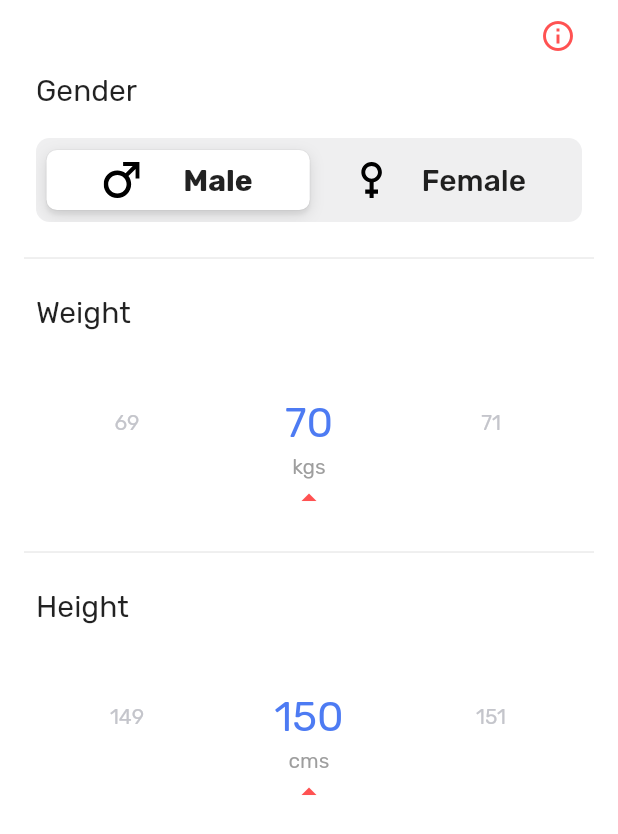
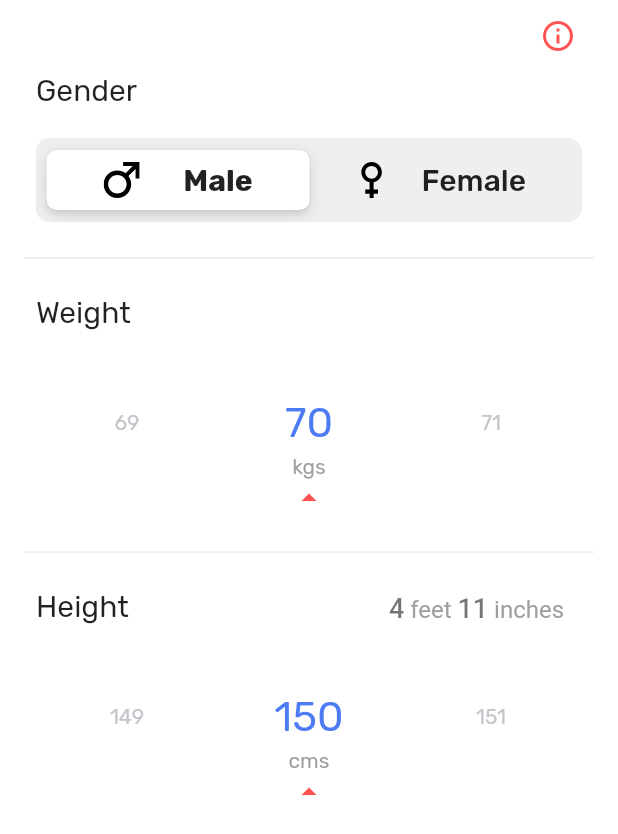
Before and after one commit to deepu513/greycells, a Flutter app: the HealthDetailsInputPage widget shown alone on an empty page, opened directly, on a phone screen of 412 x 824 dp. Shown: the top 834 px of the screen. Run offline on Flutter 3.47's test engine with Material 2 defaults, Android fonts, the phone set to English and light mode, and no system bars; our stand-ins replace bloc, equatable, file_picker, flutter_bloc, flutter_svg, shared_preferences; accounts and stored records are empty; generated files the repository leaves out were written again.

Commit message:
Added logic to convert cm to feet inches

```diff
--- a/lib/view/pages/health_details_input_page.dart
+++ b/lib/view/pages/health_details_input_page.dart
@@ -1,11 +1,25 @@
 import 'package:flutter/cupertino.dart';
 import 'package:flutter/material.dart';
 import 'package:flutter_svg/flutter_svg.dart';
-import 'package:mental_health/constants/strings.dart';
 import 'package:mental_health/view/widgets/height_card.dart';
 import 'package:mental_health/view/widgets/weight_card.dart';
 
-class HealthDetailsInputPage extends StatelessWidget {
+class HealthDetailsInputPage extends StatefulWidget {
+  final int initialHeight = 150;
+
+  @override
+  _HealthDetailsInputPageState createState() => _HealthDetailsInputPageState();
+}
+
+class _HealthDetailsInputPageState extends State<HealthDetailsInputPage> {
+  int selectedHeight;
+
+  @override
+  void initState() {
+    super.initState();
+    selectedHeight = widget.initialHeight;
+  }
+
   @override
   Widget build(BuildContext context) {
     return Padding(
@@ -59,16 +73,67 @@ class HealthDetailsInputPage extends StatelessWidget {
             height: 16.0,
           ),
           Padding(
-              padding: const EdgeInsets.symmetric(horizontal: 8.0),
-              child: Text("Height",
-                  style:
-                  TextStyle(fontSize: 20.0, fontWeight: FontWeight.w400))),
+              padding: const EdgeInsets.only(left: 8.0, right: 16.0),
+              child: Row(
+                crossAxisAlignment: CrossAxisAlignment.end,
+                children: [
+                  Text("Height",
+                      style: TextStyle(
+                          fontSize: 20.0, fontWeight: FontWeight.w400)),
+                  Spacer(),
+                  cmToFeetInches(selectedHeight)
+                ],
+              )),
           Padding(
             padding: const EdgeInsets.symmetric(horizontal: 8.0),
-            child: Container(height: 124.0, child: HeightCard()),
+            child: Container(
+                height: 124.0,
+                child: HeightCard(
+                  initialHeight: 150,
+                  onHeightChanged: (val) => setState(() {
+                    selectedHeight = val;
+                  }),
+                )),
           ),
         ],
       ),
+    );
+  }
+
+  Widget cmToFeetInches(int cms) {
+    double foot = cms / 30.48;
+    int inches = (((foot - foot.toInt()) * 12).toInt());
+
+    return FittedBox(
+      child: RichText(
+        text: TextSpan(
+            text: "${foot.toInt()}",
+            style: TextStyle(
+                fontSize: 18.0,
+                fontWeight: FontWeight.w500,
+                color: Colors.black54),
+            children: [
+              TextSpan(
+                  text: " feet ",
+                  style: TextStyle(
+                      fontSize: 16.0,
+                      color: Colors.grey,
+                      fontWeight: FontWeight.w400)),
+              TextSpan(
+                  text: "$inches",
+                  style: TextStyle(
+                      fontSize: 18.0,
+                      fontWeight: FontWeight.w500,
+                      color: Colors.black54)),
+              TextSpan(
+                  text: " inches ",
+                  style: TextStyle(
+                      fontSize: 16.0,
+                      color: Colors.grey,
+                      fontWeight: FontWeight.w400))
+            ]),
+      ),
+      fit: BoxFit.contain,
     );
   }
 }
--- a/lib/view/widgets/height_card.dart
+++ b/lib/view/widgets/height_card.dart
@@ -3,9 +3,11 @@ import 'package:mental_health/view/widgets/height_slider.dart';
 import 'package:mental_health/view/widgets/weight_slider.dart';
 
 class HeightCard extends StatefulWidget {
-  final int initialWeight;
+  final int initialHeight;
+  final ValueChanged<int> onHeightChanged;
 
-  const HeightCard({Key key, this.initialWeight}) : super(key: key);
+  const HeightCard({Key key, this.initialHeight, this.onHeightChanged})
+      : super(key: key);
 
   @override
   _HeightCardState createState() => _HeightCardState();
@@ -17,7 +19,7 @@ class _HeightCardState extends State<HeightCard> {
   @override
   void initState() {
     super.initState();
-    height = widget.initialWeight ?? 150;
+    height = widget.initialHeight ?? 150;
   }
 
   @override
@@ -31,12 +33,18 @@ class _HeightCardState extends State<HeightCard> {
               minValue: 90,
               maxValue: 300,
               value: height,
-              onChanged: (val) => setState(() => height = val),
+              onChanged: (val) =>
+                  setState(() {
+                    height = val;
+                    widget.onHeightChanged(height);
+                  }),
               width: constraints.maxWidth,
             );
           },
         ),
-        Positioned(bottom: 24.0,child: Text("cms", style: TextStyle(color: Colors.grey, fontSize: 14.0),)),
+        Positioned(bottom: 24.0,
+            child: Text(
+              "cms", style: TextStyle(color: Colors.grey, fontSize: 14.0),)),
         Icon(Icons.arrow_drop_up, size: 24.0,)
       ],
     );
```
